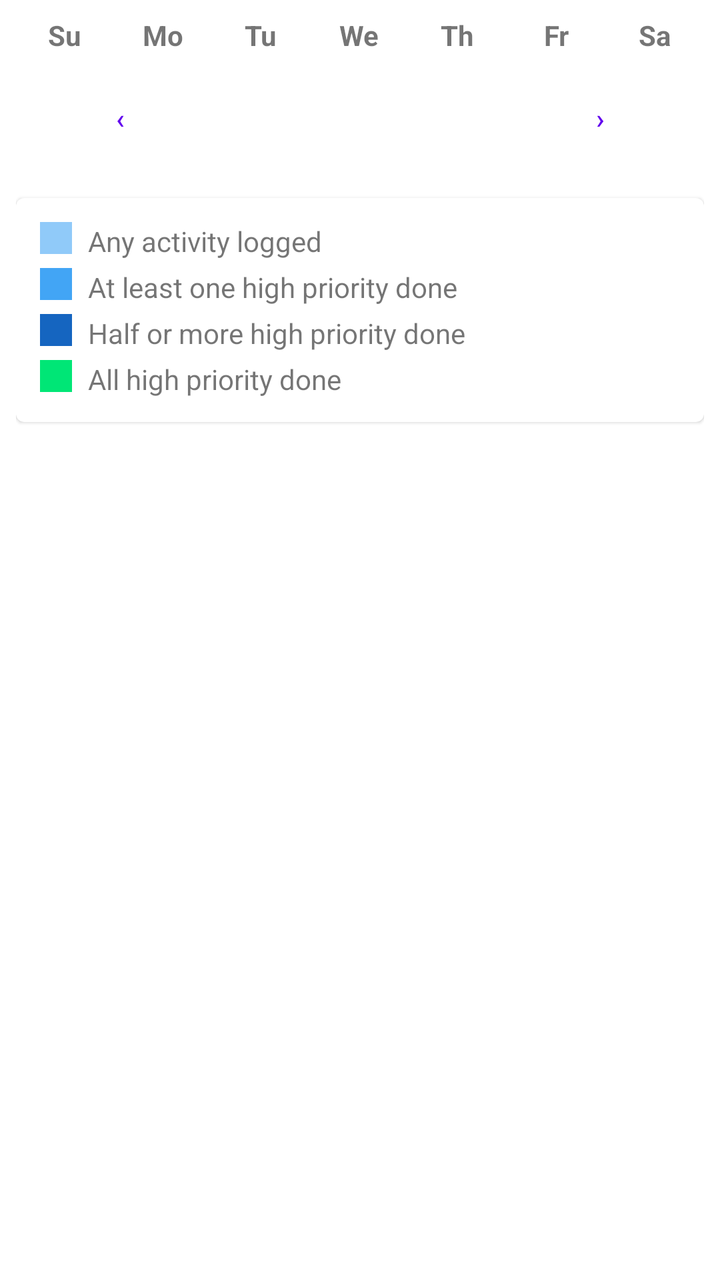
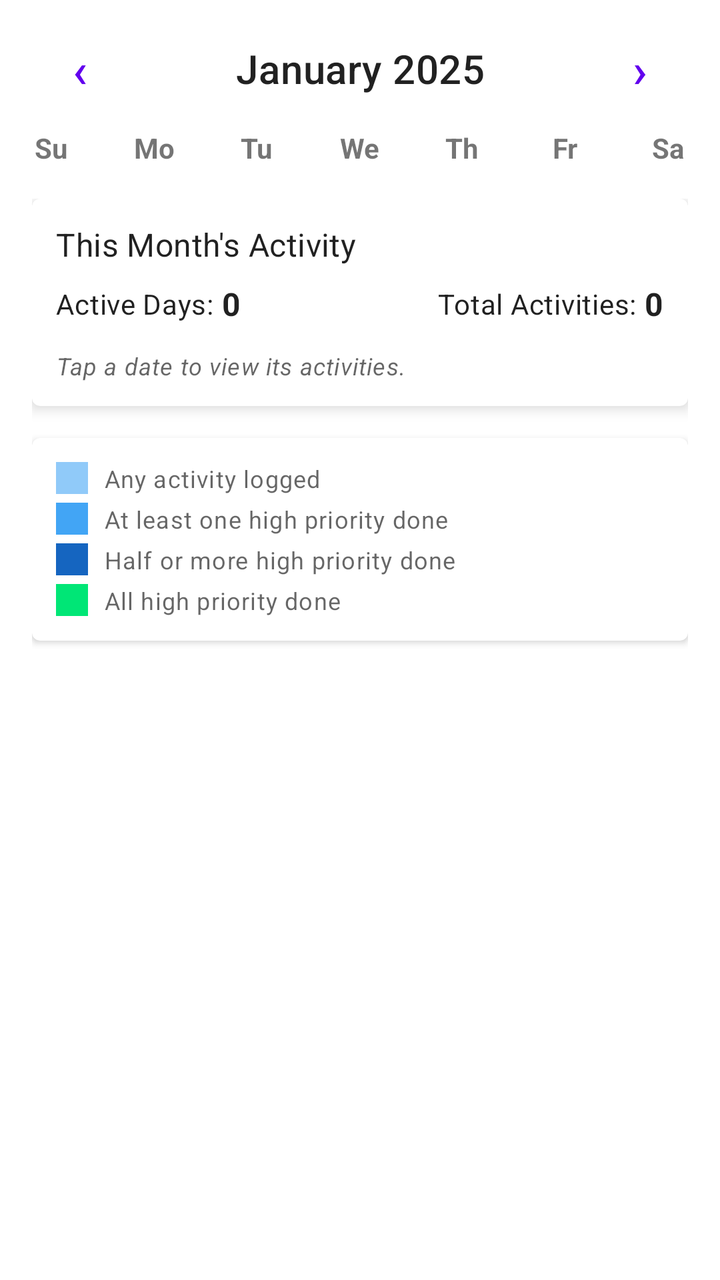

The first picture is an Android layout as it rendered before a commit; the second is the same layout after the commit. The layout source and the unified diff follow.
<!-- AndroidManifest.xml: application theme Theme.MyStreak -->
<!-- res/layout/fragment_calendar.xml -->
<?xml version="1.0" encoding="utf-8"?>
<LinearLayout xmlns:android="http://schemas.android.com/apk/res/android"
    android:layout_width="match_parent"
    android:layout_height="match_parent"
    android:orientation="vertical"
    android:padding="8dp">

    
    <LinearLayout
        android:layout_width="match_parent"
        android:layout_height="wrap_content"
        android:orientation="horizontal">

        <TextView android:layout_width="0dp" android:layout_height="wrap_content" android:layout_weight="1" android:gravity="center" android:text="Su" android:textStyle="bold" />
        <TextView android:layout_width="0dp" android:layout_height="wrap_content" android:layout_weight="1" android:gravity="center" android:text="Mo" android:textStyle="bold" />
        <TextView android:layout_width="0dp" android:layout_height="wrap_content" android:layout_weight="1" android:gravity="center" android:text="Tu" android:textStyle="bold" />
        <TextView android:layout_width="0dp" android:layout_height="wrap_content" android:layout_weight="1" android:gravity="center" android:text="We" android:textStyle="bold" />
        <TextView android:layout_width="0dp" android:layout_height="wrap_content" android:layout_weight="1" android:gravity="center" android:text="Th" android:textStyle="bold" />
        <TextView android:layout_width="0dp" android:layout_height="wrap_content" android:layout_weight="1" android:gravity="center" android:text="Fr" android:textStyle="bold" />
        <TextView android:layout_width="0dp" android:layout_height="wrap_content" android:layout_weight="1" android:gravity="center" android:text="Sa" android:textStyle="bold" />
    </LinearLayout>

    <androidx.recyclerview.widget.RecyclerView
        android:id="@+id/rv_calendar"
        android:layout_width="match_parent"
        android:layout_height="wrap_content" />

    
    <LinearLayout
        android:layout_width="match_parent"
        android:layout_height="wrap_content"
        android:gravity="center_vertical"
        android:orientation="horizontal"
        android:padding="8dp">

        <com.google.android.material.button.MaterialButton
            android:id="@+id/btn_prev_month"
            style="@style/Widget.MaterialComponents.Button.TextButton"
            android:layout_width="wrap_content"
            android:layout_height="wrap_content"
            android:text="‹" />

        <TextView
            android:id="@+id/tv_month_year"
            android:layout_width="0dp"
            android:layout_height="wrap_content"
            android:layout_weight="1"
            android:gravity="center"
            android:textSize="18sp"
            android:textStyle="bold" />

        <com.google.android.material.button.MaterialButton
            android:id="@+id/btn_next_month"
            style="@style/Widget.MaterialComponents.Button.TextButton"
            android:layout_width="wrap_content"
            android:layout_height="wrap_content"
            android:text="›" />
    </LinearLayout>

    
    <com.google.android.material.card.MaterialCardView
        android:layout_width="match_parent"
        android:layout_height="wrap_content"
        android:layout_marginTop="8dp">

        <LinearLayout
            android:layout_width="match_parent"
            android:layout_height="wrap_content"
            android:orientation="vertical"
            android:padding="12dp">

            <LinearLayout android:layout_width="match_parent" android:layout_height="wrap_content" android:layout_marginBottom="4dp">
                <View android:layout_width="16dp" android:layout_height="16dp" android:background="@color/calendar_light_blue" android:layout_marginEnd="8dp"/>
                <TextView android:layout_width="wrap_content" android:layout_height="wrap_content" android:text="Any activity logged" />
            </LinearLayout>
            <LinearLayout android:layout_width="match_parent" android:layout_height="wrap_content" android:layout_marginBottom="4dp">
                <View android:layout_width="16dp" android:layout_height="16dp" android:background="@color/calendar_medium_blue" android:layout_marginEnd="8dp"/>
                <TextView android:layout_width="wrap_content" android:layout_height="wrap_content" android:text="At least one high priority done" />
            </LinearLayout>
            <LinearLayout android:layout_width="match_parent" android:layout_height="wrap_content" android:layout_marginBottom="4dp">
                <View android:layout_width="16dp" android:layout_height="16dp" android:background="@color/calendar_dark_blue" android:layout_marginEnd="8dp"/>
                <TextView android:layout_width="wrap_content" android:layout_height="wrap_content" android:text="Half or more high priority done" />
            </LinearLayout>
            <LinearLayout android:layout_width="match_parent" android:layout_height="wrap_content">
                <View android:layout_width="16dp" android:layout_height="16dp" android:background="@color/calendar_bright_green" android:layout_marginEnd="8dp"/>
                <TextView android:layout_width="wrap_content" android:layout_height="wrap_content" android:text="All high priority done" />
            </LinearLayout>
        </LinearLayout>
    </com.google.android.material.card.MaterialCardView>

</LinearLayout>
<!-- resources referenced by this layout -->
<resources>
  <color name="calendar_bright_green">#00E676</color>
  <color name="calendar_dark_blue">#1565C0</color>
  <color name="calendar_light_blue">#90CAF9</color>
  <color name="calendar_medium_blue">#42A5F5</color>
  <style name="Theme.MyStreak" parent="Theme.MaterialComponents.DayNight.DarkActionBar">
          <item name="colorPrimary">@color/purple_500</item>
          <item name="colorPrimaryVariant">@color/purple_700</item>
          <item name="colorOnPrimary">@android:color/white</item>
          <item name="colorSecondary">@color/teal_200</item>
          <item name="colorOnSecondary">@android:color/black</item>
          <item name="android:statusBarColor">?attr/colorPrimaryVariant</item>
          <item name="windowActionBar">false</item>
          <item name="windowNoTitle">true</item>
      </style>
  <color name="purple_500">#FF6200EE</color>
  <color name="purple_700">#FF3700B3</color>
  <color name="teal_200">#FF03DAC5</color>
</resources>

<!-- the commit's change to res/layout/fragment_calendar.xml (unified diff, before → after) -->
@@ -1,15 +1,57 @@
 <?xml version="1.0" encoding="utf-8"?>
 <LinearLayout xmlns:android="http://schemas.android.com/apk/res/android"
+    xmlns:app="http://schemas.android.com/apk/res-auto"
     android:layout_width="match_parent"
     android:layout_height="match_parent"
-    android:orientation="vertical"
-    android:padding="8dp">
+    android:orientation="vertical">
 
     
     <LinearLayout
         android:layout_width="match_parent"
         android:layout_height="wrap_content"
-        android:orientation="horizontal">
+        android:background="?attr/colorSurface"
+        android:gravity="center_vertical"
+        android:orientation="horizontal"
+        android:paddingStart="16dp"
+        android:paddingTop="8dp"
+        android:paddingEnd="16dp"
+        android:paddingBottom="0dp">
+
+        <com.google.android.material.button.MaterialButton
+            android:id="@+id/btn_prev_month"
+            style="@style/Widget.MaterialComponents.Button.TextButton"
+            android:layout_width="wrap_content"
+            android:layout_height="wrap_content"
+            android:minWidth="48dp"
+            android:text="‹"
+            android:textSize="24sp" />
+
+        <TextView
+            android:id="@+id/tv_month_year"
+            android:layout_width="0dp"
+            android:layout_height="wrap_content"
+            android:layout_weight="1"
+            android:gravity="center"
+            android:text="January 2025"
+            android:textAppearance="?attr/textAppearanceHeadline6" />
+
+        <com.google.android.material.button.MaterialButton
+            android:id="@+id/btn_next_month"
+            style="@style/Widget.MaterialComponents.Button.TextButton"
+            android:layout_width="wrap_content"
+            android:layout_height="wrap_content"
+            android:minWidth="48dp"
+            android:text="›"
+            android:textSize="24sp" />
+
+    </LinearLayout>
+
+    
+    <LinearLayout
+        android:layout_width="match_parent"
+        android:layout_height="wrap_content"
+        android:orientation="horizontal"
+        android:paddingTop="4dp">
 
         <TextView android:layout_width="0dp" android:layout_height="wrap_content" android:layout_weight="1" android:gravity="center" android:text="Su" android:textStyle="bold" />
         <TextView android:layout_width="0dp" android:layout_height="wrap_content" android:layout_weight="1" android:gravity="center" android:text="Mo" android:textStyle="bold" />
@@ -20,72 +62,138 @@
         <TextView android:layout_width="0dp" android:layout_height="wrap_content" android:layout_weight="1" android:gravity="center" android:text="Sa" android:textStyle="bold" />
     </LinearLayout>
 
+    
     <androidx.recyclerview.widget.RecyclerView
         android:id="@+id/rv_calendar"
         android:layout_width="match_parent"
         android:layout_height="wrap_content" />
 
     
-    <LinearLayout
+    <ScrollView
         android:layout_width="match_parent"
-        android:layout_height="wrap_content"
-        android:gravity="center_vertical"
-        android:orientation="horizontal"
-        android:padding="8dp">
-
-        <com.google.android.material.button.MaterialButton
-            android:id="@+id/btn_prev_month"
-            style="@style/Widget.MaterialComponents.Button.TextButton"
-            android:layout_width="wrap_content"
-            android:layout_height="wrap_content"
-            android:text="‹" />
-
-        <TextView
-            android:id="@+id/tv_month_year"
-            android:layout_width="0dp"
-            android:layout_height="wrap_content"
-            android:layout_weight="1"
-            android:gravity="center"
-            android:textSize="18sp"
-            android:textStyle="bold" />
-
-        <com.google.android.material.button.MaterialButton
-            android:id="@+id/btn_next_month"
-            style="@style/Widget.MaterialComponents.Button.TextButton"
-            android:layout_width="wrap_content"
-            android:layout_height="wrap_content"
-            android:text="›" />
-    </LinearLayout>
-
-    
-    <com.google.android.material.card.MaterialCardView
-        android:layout_width="match_parent"
-        android:layout_height="wrap_content"
-        android:layout_marginTop="8dp">
+        android:layout_height="0dp"
+        android:layout_weight="1">
 
         <LinearLayout
             android:layout_width="match_parent"
             android:layout_height="wrap_content"
             android:orientation="vertical"
-            android:padding="12dp">
+            android:padding="16dp">
 
-            <LinearLayout android:layout_width="match_parent" android:layout_height="wrap_content" android:layout_marginBottom="4dp">
-                <View android:layout_width="16dp" android:layout_height="16dp" android:background="@color/calendar_light_blue" android:layout_marginEnd="8dp"/>
-                <TextView android:layout_width="wrap_content" android:layout_height="wrap_content" android:text="Any activity logged" />
-            </LinearLayout>
-            <LinearLayout android:layout_width="match_parent" android:layout_height="wrap_content" android:layout_marginBottom="4dp">
-                <View android:layout_width="16dp" android:layout_height="16dp" android:background="@color/calendar_medium_blue" android:layout_marginEnd="8dp"/>
-                <TextView android:layout_width="wrap_content" android:layout_height="wrap_content" android:text="At least one high priority done" />
-            </LinearLayout>
-            <LinearLayout android:layout_width="match_parent" android:layout_height="wrap_content" android:layout_marginBottom="4dp">
-                <View android:layout_width="16dp" android:layout_height="16dp" android:background="@color/calendar_dark_blue" android:layout_marginEnd="8dp"/>
-                <TextView android:layout_width="wrap_content" android:layout_height="wrap_content" android:text="Half or more high priority done" />
-            </LinearLayout>
-            <LinearLayout android:layout_width="match_parent" android:layout_height="wrap_content">
-                <View android:layout_width="16dp" android:layout_height="16dp" android:background="@color/calendar_bright_green" android:layout_marginEnd="8dp"/>
-                <TextView android:layout_width="wrap_content" android:layout_height="wrap_content" android:text="All high priority done" />
-            </LinearLayout>
+            
+            <com.google.android.material.card.MaterialCardView
+                android:layout_width="match_parent"
+                android:layout_height="wrap_content"
+                android:layout_marginBottom="16dp"
+                app:cardElevation="4dp">
+
+                <LinearLayout
+                    android:layout_width="match_parent"
+                    android:layout_height="wrap_content"
+                    android:orientation="vertical"
+                    android:padding="12dp">
+
+                    <TextView
+                        android:layout_width="wrap_content"
+                        android:layout_height="wrap_content"
+                        android:text="This Month's Activity"
+                        android:textAppearance="?attr/textAppearanceSubtitle1" />
+
+                    <LinearLayout
+                        android:layout_width="match_parent"
+                        android:layout_height="wrap_content"
+                        android:layout_marginTop="8dp"
+                        android:gravity="center_vertical"
+                        android:orientation="horizontal">
+
+                        <TextView
+                            android:layout_width="wrap_content"
+                            android:layout_height="wrap_content"
+                            android:text="Active Days: "
+                            android:textAppearance="?attr/textAppearanceBody2" />
+
+                        <TextView
+                            android:id="@+id/tv_monthly_active_days"
+                            android:layout_width="wrap_content"
+                            android:layout_height="wrap_content"
+                            android:text="0"
+                            android:textAppearance="?attr/textAppearanceBody1"
+                            android:textStyle="bold" />
+
+                        <View
+                            android:layout_width="0dp"
+                            android:layout_height="1dp"
+                            android:layout_weight="1" />
+
+                        <TextView
+                            android:layout_width="wrap_content"
+                            android:layout_height="wrap_content"
+                            android:text="Total Activities: "
+                            android:textAppearance="?attr/textAppearanceBody2" />
+
+                        <TextView
+                            android:id="@+id/tv_monthly_total_activities"
+                            android:layout_width="wrap_content"
+                            android:layout_height="wrap_content"
+                            android:text="0"
+                            android:textAppearance="?attr/textAppearanceBody1"
+                            android:textStyle="bold" />
+
+                    </LinearLayout>
+
+                    <TextView
+                        android:layout_width="wrap_content"
+                        android:layout_height="wrap_content"
+                        android:layout_marginTop="12dp"
+                        android:text="Tap a date to view its activities."
+                        android:textAppearance="?attr/textAppearanceCaption"
+                        android:textColor="?android:attr/textColorSecondary"
+                        android:textStyle="italic" />
+
+                </LinearLayout>
+
+            </com.google.android.material.card.MaterialCardView>
+
+            
+            <com.google.android.material.card.MaterialCardView
+                android:layout_width="match_parent"
+                android:layout_height="wrap_content"
+                app:cardElevation="2dp">
+
+                <LinearLayout
+                    android:layout_width="match_parent"
+                    android:layout_height="wrap_content"
+                    android:orientation="vertical"
+                    android:padding="12dp">
+
+                    <LinearLayout android:layout_width="match_parent" android:layout_height="wrap_content" android:layout_marginBottom="4dp">
+                        <View android:layout_width="16dp" android:layout_height="16dp" android:background="@color/calendar_light_blue" android:layout_marginEnd="8dp"/>
+                        <TextView android:layout_width="wrap_content" android:layout_height="wrap_content" android:text="Any activity logged" android:textAppearance="?attr/textAppearanceCaption"/>
+                    </LinearLayout>
+                    <LinearLayout android:layout_width="match_parent" android:layout_height="wrap_content" android:layout_marginBottom="4dp">
+                        <View android:layout_width="16dp" android:layout_height="16dp" android:background="@color/calendar_medium_blue" android:layout_marginEnd="8dp"/>
+                        <TextView android:layout_width="wrap_content" android:layout_height="wrap_content" android:text="At least one high priority done" android:textAppearance="?attr/textAppearanceCaption"/>
+                    </LinearLayout>
+                    <LinearLayout android:layout_width="match_parent" android:layout_height="wrap_content" android:layout_marginBottom="4dp">
+                        <View android:layout_width="16dp" android:layout_height="16dp" android:background="@color/calendar_dark_blue" android:layout_marginEnd="8dp"/>
+                        <TextView android:layout_width="wrap_content" android:layout_height="wrap_content" android:text="Half or more high priority done" android:textAppearance="?attr/textAppearanceCaption"/>
+                    </LinearLayout>
+                    <LinearLayout android:layout_width="match_parent" android:layout_height="wrap_content">
+                        <View android:layout_width="16dp" android:layout_height="16dp" android:background="@color/calendar_bright_green" android:layout_marginEnd="8dp"/>
+                        <TextView android:layout_width="wrap_content" android:layout_height="wrap_content" android:text="All high priority done" android:textAppearance="?attr/textAppearanceCaption"/>
+                    </LinearLayout>
+
+                </LinearLayout>
+
+            </com.google.android.material.card.MaterialCardView>
+
+            
+            <View
+                android:layout_width="match_parent"
+                android:layout_height="100dp" />
+
         </LinearLayout>
-    </com.google.android.material.card.MaterialCardView>
+
+    </ScrollView>
 
 </LinearLayout>
<!-- resource entries referenced after the edit -->
@@ -11,6 +11,7 @@
           <item name="colorSecondary">@color/teal_200</item>
           <item name="colorOnSecondary">@android:color/black</item>
           <item name="android:statusBarColor">?attr/colorPrimaryVariant</item>
+          <item name="android:windowLightStatusBar">true</item>
           <item name="windowActionBar">false</item>
           <item name="windowNoTitle">true</item>
       </style>
